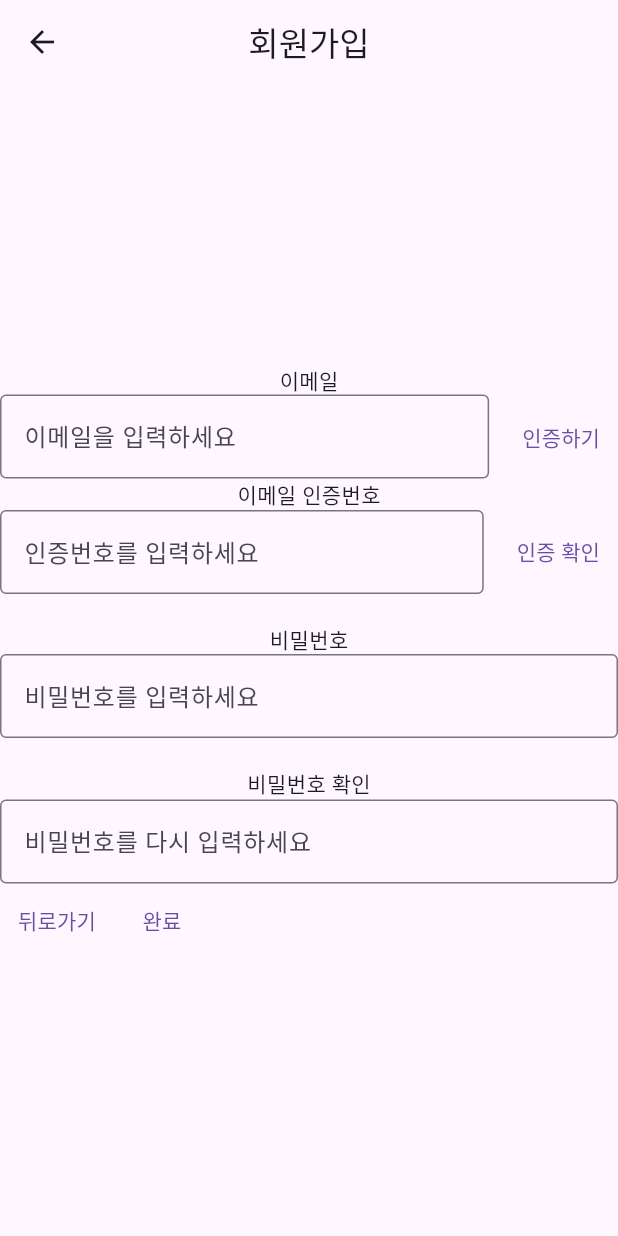
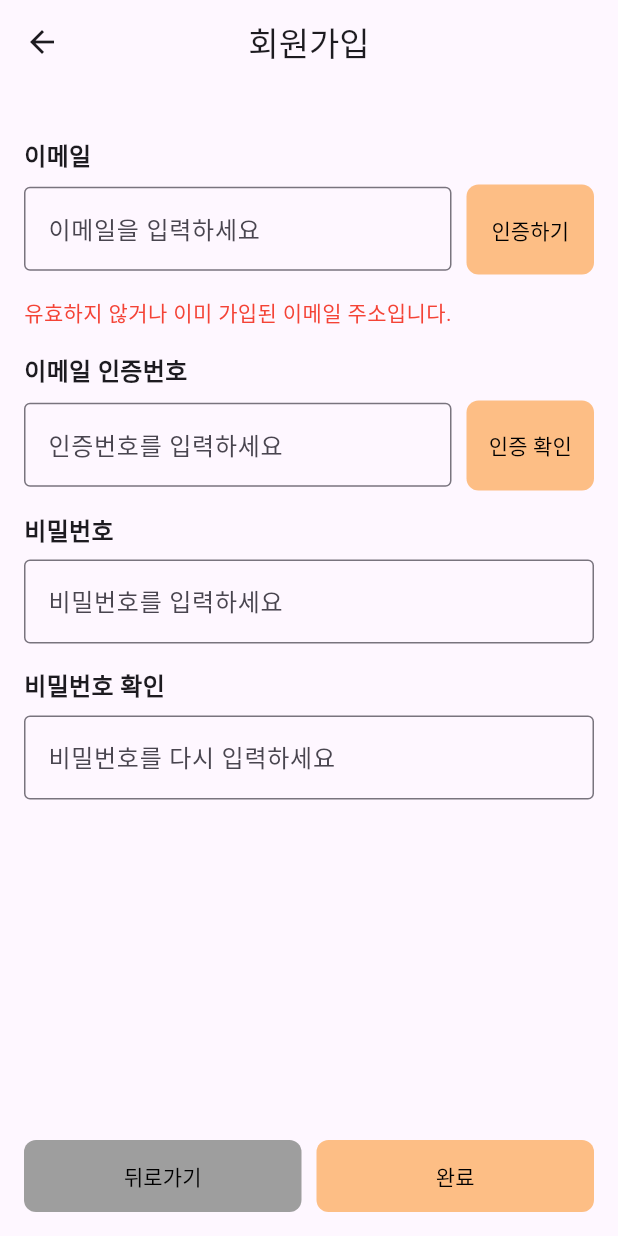
Before and after one commit to 1999mo/2024-Capstone-Team4, a Flutter app: the Signup screen opened by its route, on a phone screen of 412 x 824 dp. Run offline on Flutter 3.47's test engine with Material 3 defaults, Android fonts, the phone set to English and light mode, and no system bars; our stand-ins replace cloud_firestore, firebase_auth, firebase_core, firebase_storage, google_sign_in, image_picker and 1 more; missing offline and left inert: mailer; accounts and stored records are empty.

Commit message:
design the sign up screen

```diff
--- a/lib/screens/user_auth/signup.dart
+++ b/lib/screens/user_auth/signup.dart
@@ -12,8 +12,8 @@ class Signup extends StatefulWidget {
 class _SignupState extends State<Signup> {
   final _formKey = GlobalKey<FormState>();
 
-  bool? emailAuth; // 이메일 인증 여부
-  bool phoneAuth = false; // 전화번호 인증 여부
+  bool? emailAuth;
+  bool phoneAuth = false;
 
   bool? emailDuplicate;
   bool? passwordSame;
@@ -35,17 +35,26 @@ class _SignupState extends State<Signup> {
       ),
       body: Form(
         key: _formKey,
-        child: Center(
-          child: SingleChildScrollView(
+        child: Padding(
+          padding: const EdgeInsets.all(16.0), // 전체 화면 여백 추가
           child: Column(
-              mainAxisAlignment: MainAxisAlignment.center,
+            crossAxisAlignment: CrossAxisAlignment.start,
             children: [
+              const SizedBox(height: 20),
               // 이메일
-                const Text('이메일'),
+              const Text(
+                '이메일',
+                style: TextStyle(
+                  fontWeight: FontWeight.bold,
+                  fontSize: 16,
+                ),
+              ),
+              const SizedBox(height: 8),
               Row(
-                  mainAxisAlignment: MainAxisAlignment.center,
                 children: [
                   Expanded(
+                    child: Container(
+                      margin: const EdgeInsets.only(bottom: 16),
                       child: TextFormField(
                         decoration: const InputDecoration(
                           border: OutlineInputBorder(),
@@ -54,11 +63,19 @@ class _SignupState extends State<Signup> {
                         onSaved: (newValue) => email = newValue ?? '',
                       ),
                     ),
+                  ),
                   const SizedBox(width: 10),
-                    TextButton(
+                  Container(
+                    margin: EdgeInsets.only(bottom: 15),
+                    height: 60,
+                    width: 85,
+                    decoration: BoxDecoration(
+                      color: const Color(0xFFFDBE85),
+                      borderRadius: BorderRadius.circular(8),
+                    ),
+                    child: TextButton(
                       onPressed: () async {
                         _formKey.currentState!.save();
-                        // 이메일 중복 확인 및 인증 번호 발송 로직
                         bool check = await script.checkEmailDuplicate(email);
                         if (check) {
                           setState(() {
@@ -80,7 +97,7 @@ class _SignupState extends State<Signup> {
                               actions: [
                                 TextButton(
                                   onPressed: () {
-                                    Navigator.of(context).pop(); // 팝업 닫기
+                                    Navigator.of(context).pop();
                                   },
                                   child: const Text('확인'),
                                 ),
@@ -89,34 +106,45 @@ class _SignupState extends State<Signup> {
                           },
                         );
                       },
-                      child: const Text('인증하기'),
+                      child: const Text(
+                        '인증하기',
+                        style: TextStyle(fontSize: 14, color: Colors.black),
+                      ),
+                    ),
                   ),
                 ],
               ),
-
               if (emailDuplicate == false)
                 const Padding(
-                    padding: EdgeInsets.symmetric(vertical: 8.0),
+                  padding: EdgeInsets.only(bottom: 16),
                   child: Text(
                     '사용 가능한 이메일 주소입니다.',
                     style: TextStyle(color: Colors.green),
                   ),
                 ),
-                if (emailDuplicate == true)
+              if (emailDuplicate == true || email.trim().isEmpty)
                 const Padding(
-                    padding: EdgeInsets.symmetric(vertical: 8.0),
+                  padding: EdgeInsets.only(bottom: 16),
                   child: Text(
-                      '이미 가입된 이메일 주소입니다.',
+                    '유효하지 않거나 이미 가입된 이메일 주소입니다.',
                     style: TextStyle(color: Colors.red),
                   ),
                 ),
 
               // 이메일 인증번호
-                const Text('이메일 인증번호'),
+              const Text(
+                '이메일 인증번호',
+                style: TextStyle(
+                  fontWeight: FontWeight.bold,
+                  fontSize: 16,
+                ),
+              ),
+              const SizedBox(height: 8),
               Row(
-                  mainAxisAlignment: MainAxisAlignment.center,
                 children: [
                   Expanded(
+                    child: Container(
+                      margin: const EdgeInsets.only(bottom: 16),
                       child: TextFormField(
                         decoration: const InputDecoration(
                           border: OutlineInputBorder(),
@@ -125,23 +153,34 @@ class _SignupState extends State<Signup> {
                         onSaved: (newValue) => emailAuthNum = newValue ?? '',
                       ),
                     ),
+                  ),
                   const SizedBox(width: 10),
-                    TextButton(
-                      onPressed: () async {
+                  Container(
+                    margin: EdgeInsets.only(bottom: 15),
+                    height: 60,
+                    width: 85,
+                    decoration: BoxDecoration(
+                      color: const Color(0xFFFDBE85),
+                      borderRadius: BorderRadius.circular(8),
+                    ),
+                    child: TextButton(
+                      onPressed: () {
                         _formKey.currentState!.save();
-                        // 이메일 인증 확인 로직
                         setState(() {
                           emailAuth = (emailAuthCorrect == emailAuthNum);
                         });
                       },
-                      child: const Text('인증 확인'),
+                      child: const Text(
+                        '인증 확인',
+                        style: TextStyle(fontSize: 14, color: Colors.black),
+                      ),
+                    ),
                   ),
                 ],
               ),
-
               if (emailAuth == true)
                 const Padding(
-                    padding: EdgeInsets.symmetric(vertical: 8.0),
+                  padding: EdgeInsets.only(bottom: 16),
                   child: Text(
                     '인증이 완료되었습니다.',
                     style: TextStyle(color: Colors.green),
@@ -149,18 +188,25 @@ class _SignupState extends State<Signup> {
                 ),
               if (emailAuth == false)
                 const Padding(
-                    padding: EdgeInsets.symmetric(vertical: 8.0),
+                  padding: EdgeInsets.only(bottom: 16),
                   child: Text(
                     '인증번호가 일치하지 않습니다.',
                     style: TextStyle(color: Colors.red),
                   ),
                 ),
 
-                const SizedBox(height: 20), //공백주기
-
               // 비밀번호
-                const Text('비밀번호'),
-                TextFormField(
+              const Text(
+                '비밀번호',
+                style: TextStyle(
+                  fontWeight: FontWeight.bold,
+                  fontSize: 16,
+                ),
+              ),
+              const SizedBox(height: 8),
+              Container(
+                margin: const EdgeInsets.only(bottom: 16),
+                child: TextFormField(
                   decoration: const InputDecoration(
                     border: OutlineInputBorder(),
                     labelText: '비밀번호를 입력하세요',
@@ -168,12 +214,20 @@ class _SignupState extends State<Signup> {
                   obscureText: true,
                   onSaved: (newValue) => password = newValue ?? '',
                 ),
-
-                const SizedBox(height: 20),
+              ),
 
               // 비밀번호 확인
-                const Text('비밀번호 확인'),
-                TextFormField(
+              const Text(
+                '비밀번호 확인',
+                style: TextStyle(
+                  fontWeight: FontWeight.bold,
+                  fontSize: 16,
+                ),
+              ),
+              const SizedBox(height: 8),
+              Container(
+                margin: const EdgeInsets.only(bottom: 16),
+                child: TextFormField(
                   decoration: const InputDecoration(
                     border: OutlineInputBorder(),
                     labelText: '비밀번호를 다시 입력하세요',
@@ -181,76 +235,59 @@ class _SignupState extends State<Signup> {
                   obscureText: true,
                   onSaved: (newValue) => confirmPassword = newValue ?? '',
                 ),
+              ),
               if (passwordSame == false)
                 const Padding(
-                    padding: EdgeInsets.symmetric(vertical: 8.0),
+                  padding: EdgeInsets.only(bottom: 16),
                   child: Text(
                     '비밀번호가 일치하지 않습니다.',
                     style: TextStyle(color: Colors.red),
                   ),
                 ),
+              const Spacer(),
+              // 버튼들
               Row(
+                mainAxisAlignment: MainAxisAlignment.spaceBetween,
                 children: [
-                    TextButton(
+
+                  Expanded(
+                    child: Container(
+                      decoration: BoxDecoration(
+                        color: Colors.grey,
+                        borderRadius: BorderRadius.circular(8),
+                      ),
+                      child: TextButton(
                         onPressed: () {
                           Navigator.pop(context);
                         },
-                        child: const Text('뒤로가기')),
-                    TextButton(
+                        child: const Text(
+                          '뒤로가기',
+                          style: TextStyle(fontSize: 14, color: Colors.black),
+                        ),
+                      ),
+                    ),
+                  ),
+                  SizedBox(width: 10,),
+                  Expanded(
+                    child: Container(
+                      decoration: BoxDecoration(
+                        color: const Color(0xFFFDBE85),
+                        borderRadius: BorderRadius.circular(8),
+                      ),
+                      child: TextButton(
                         onPressed: () async {
-                          _formKey.currentState!.save();
-                          final authentication = FirebaseAuth.instance;
-                          try {
-                            if (password != confirmPassword) {
-                              setState(() {
-                                passwordSame = false;
-                              });
-                              return;
-                            } else {
-                              setState(() {
-                                passwordSame = true;
-                              });
-                            }
-
-                            if(emailDuplicate==true) return;
-                            if(emailAuth==false) return;
-
-                            final newUser = await authentication
-                                .createUserWithEmailAndPassword(
-                                    email: email, password: password);
-                            if (!mounted) return;
-                            showDialog(
-                              context: context,
-                              builder: (BuildContext context) {
-                                return AlertDialog(
-                                  title: const Text('회원가입 완료'),
-                                  content: const Text('회원가입이 완료되었습니다!'),
-                                  actions: [
-                                    TextButton(
-                                      onPressed: () {
-                                        Navigator.of(context).pop(); // 팝업 닫기
+                          // 회원가입 로직
                         },
-                                      child: const Text('확인'),
+                        child: const Text(
+                          '완료',
+                          style: TextStyle(fontSize: 14, color: Colors.black),
+                        ),
+                      ),
+                    ),
                   ),
                 ],
-                                );
-                              },
-                            );
-                            Navigator.pop(context);
-                          } catch (e) {
-                            ScaffoldMessenger.of(context).showSnackBar(
-                              SnackBar(
-                                content: Text('오류 : $e'),
-                                duration: const Duration(seconds: 2), // 표시 시간
               ),
-                            );
-                          }
-                        },
-                        child: const Text('완료'))
             ],
-                )
-              ],
-            ),
           ),
         ),
       ),
```
Lines whose indentation alone changed are shown as unchanged.
